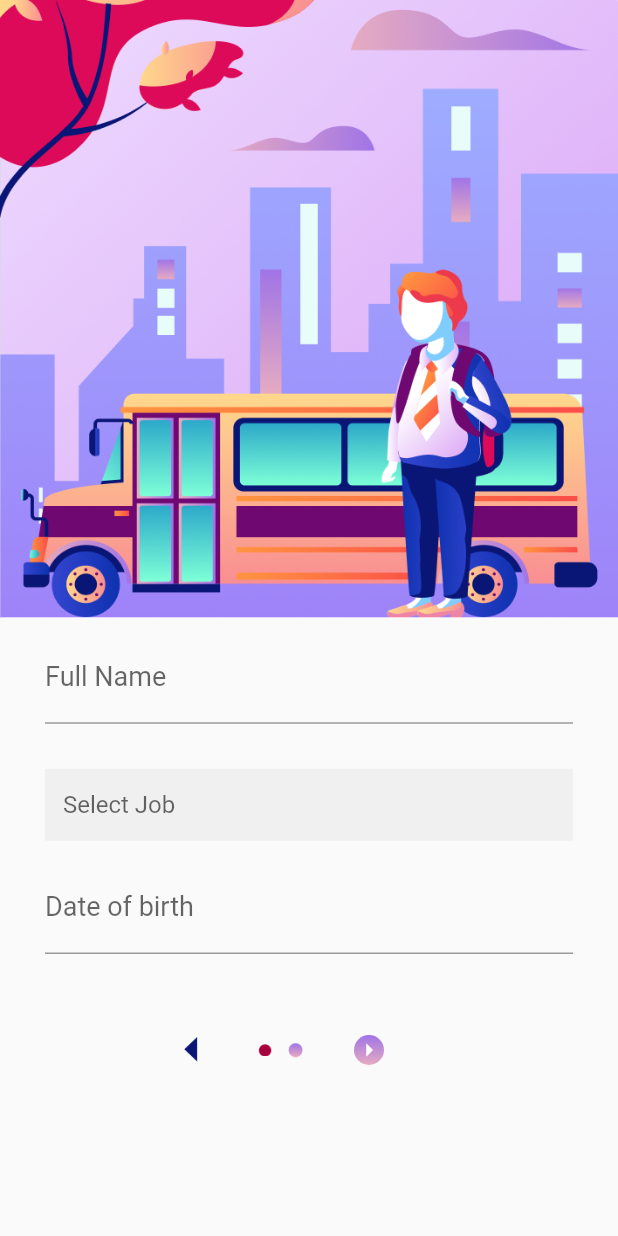
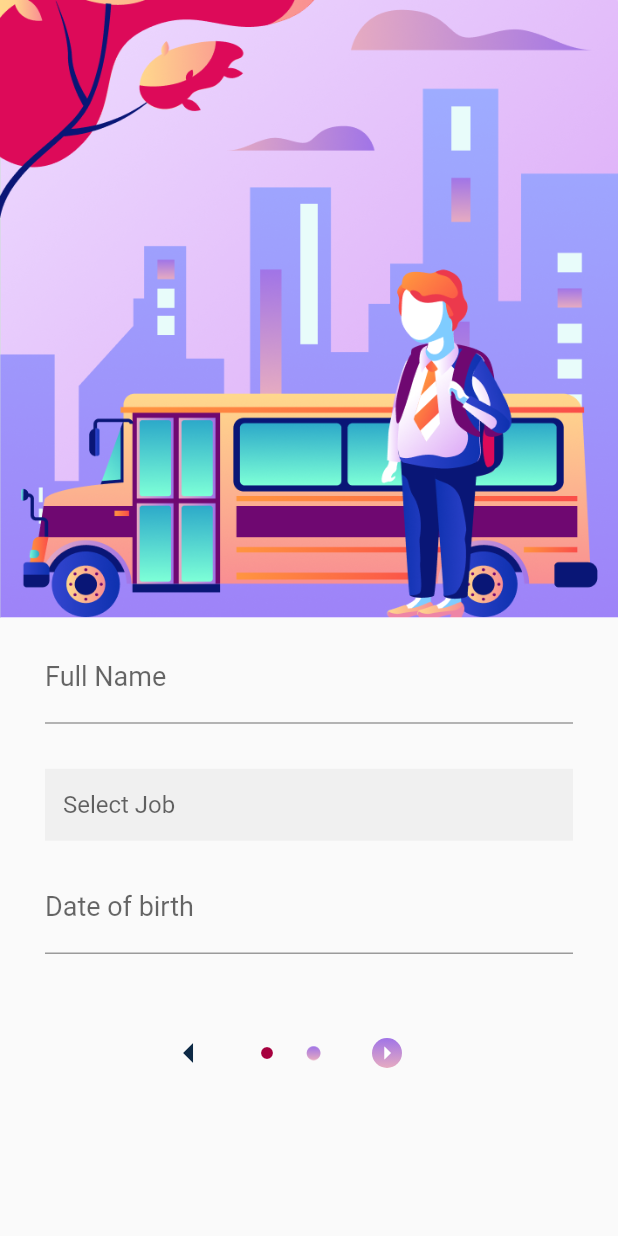
Before and after one commit to Vicdd/sa, a Flutter app: the screen it shows after launch, on a phone screen of 412 x 824 dp. Run offline on Flutter 3.47's test engine with Material 2 defaults, Android fonts, the phone set to English and light mode, and no system bars; drawn by our look-alikes of flutter_form_builder.

Commit message:
Added some fixes to layout of icons and added return button

```diff
--- a/lib/main.dart
+++ b/lib/main.dart
@@ -35,12 +35,12 @@ class _MyHomePageState extends State<MyHomePage> {
   final GlobalKey<FormBuilderState> _fbKey = GlobalKey<FormBuilderState>();
 
   int calculateAge(DateTime date) {
-    int age;
     DateTime now = DateTime.now();
+    int age = now.year - date.year;
 
-    age = now.year - date.year;
     if (now.month < date.month) age--;
-    if (now.month == date.month) if (now.day < date.day) age--;
+    if (now.month == date.month)
+      if (now.day < date.day) age--;
 
     return age;
   }
@@ -53,8 +53,6 @@ class _MyHomePageState extends State<MyHomePage> {
     Navigator.push(context,
         MaterialPageRoute(builder: (context) => SecondScreen(data: data)));
   }
-
-
 
   @override
   Widget build(BuildContext context) {
@@ -105,13 +103,10 @@ class _MyHomePageState extends State<MyHomePage> {
                         'Adminstrador',
                         'Designer',
                         'Profissional de RH'
-                      ]
-                          .map((job) =>
-                              DropdownMenuItem(value: job, child: Text(job)))
-                          .toList(),
+                      ] .map((job) =>
+                          DropdownMenuItem(value: job, child: Text(job))).toList(),
                     ),
                     SizedBox(height: 15.0),
-
                     FormBuilderDateTimePicker(
                       attribute: "date",
                       inputType: InputType.date,
@@ -124,16 +119,28 @@ class _MyHomePageState extends State<MyHomePage> {
                         labelStyle: TextStyle(fontSize: 18)
                       ),
                     ),
-                    SizedBox(height: 40.0),
+                    SizedBox(height: 42.0),
                     Row(
                       mainAxisAlignment: MainAxisAlignment.center,
                       crossAxisAlignment: CrossAxisAlignment.center,
                       children: <Widget>[
-                        Image.asset('assets/images/arrowL.png', width:10, height: 20, fit: BoxFit.contain),
-                        SizedBox(width: 40.0),
-                        Image.asset('assets/images/circle2.png', width:10, height: 10, fit: BoxFit.contain),
-                        SizedBox(width: 10.0),
-                        Image.asset('assets/images/circle1.png', width:10, height: 10, fit: BoxFit.contain),
+                        Icon(
+                          Icons.arrow_left,
+                          size: 32,
+                          color: Color(0xFF0D2945),
+                        ),
+                        SizedBox(width: 30.0),
+                        Icon(
+                          Icons.fiber_manual_record,
+                          size: 12,
+                          color: Color(0xFFA6003E),
+                        ),
+                        SizedBox(width: 20.0),
+                        Image.asset(
+                          'assets/images/circle1.png',
+                          width:10, height: 10,
+                          fit: BoxFit.contain
+                        ),
                         MaterialButton(
                           onPressed: () {
                             if (_fbKey.currentState.saveAndValidate()) {
@@ -155,12 +162,12 @@ class _MyHomePageState extends State<MyHomePage> {
                             child: Icon(Icons.arrow_right, size: 20, color: Colors.white)
                           ),
                         ),
-                      ]
-                    )
+                      ],
+                    ),
                   ],
                 ),
               ),
-            )
+            ),
           ],
         ),
       ),
@@ -219,26 +226,46 @@ class SecondScreen extends StatelessWidget {
                     fontSize: 32,
                   ),
                 ),
-                SizedBox(height: 62.0),
+                SizedBox(height: 60.0),
                 Row(
                   mainAxisAlignment: MainAxisAlignment.center,
                   crossAxisAlignment: CrossAxisAlignment.center,
                   children: <Widget>[
-                    Icon(Icons.arrow_left, size: 40, color: Color(0xFFD4E1F3)),
-                    SizedBox(width: 40.0),
-                    Image.asset('assets/images/circle4.png', width:10, height: 10, fit: BoxFit.contain),
-                    SizedBox(width: 10.0),
-                    Image.asset('assets/images/circle3.png', width:10, height: 10, fit: BoxFit.contain),
+                    IconButton(
+                      icon: Icon(Icons.arrow_left),
+                      iconSize: 32,
+                      color: Color(0xFFD4E1F3),
+                      onPressed: () {
+                        Navigator.pop(context,
+                            MaterialPageRoute(builder: (context) => MyHomePage()));
+                      },
+                    ),
+                    SizedBox(width: 30.0),
+                    Icon(
+                      Icons.fiber_manual_record,
+                      size: 12,
+                      color: Color(0xFF0D2945),
+                    ),
+                    SizedBox(width: 20.0),
+                    Icon(
+                      Icons.fiber_manual_record,
+                      size: 12,
+                      color: Color(0xFFD4E1F3),
+                    ),
                     SizedBox(width: 40.0),
                     Container(
                       decoration: BoxDecoration(
                         shape: BoxShape.circle,
                         color: Color(0xFFD4E1F3)
                       ),
-                      child: Icon(Icons.arrow_right, size: 20, color: Color(0xFF0D2945))
+                      child: Icon(
+                        Icons.arrow_right,
+                        size: 20,
+                        color: Color(0xFF0D2945)
+                      ),
                     ),
-                  ]
-                )
+                  ],
+                ),
               ],
             ),
           ),
--- a/pubspec.yaml
+++ b/pubspec.yaml
@@ -46,10 +46,6 @@ flutter:
   - assets/images/img1.png
   - assets/images/img2.png
   - assets/images/circle1.png
-  - assets/images/circle2.png
-  - assets/images/circle3.png
-  - assets/images/circle4.png
-  - assets/images/arrowL.png
 
   # An image asset can refer to one or more resolution-specific "variants", see
   # https://flutter.dev/assets-and-images/#resolution-aware.
```
Also changed, not shown: assets/images/arrowL.png (deleted), assets/images/circle2.png (deleted), assets/images/circle3.png (deleted), assets/images/circle4.png (deleted).
